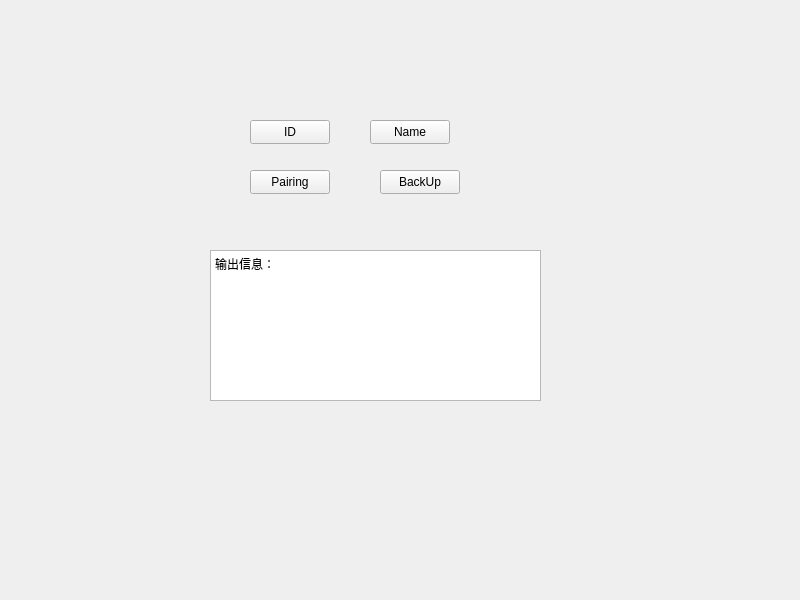
Old version of the form TigerDemo/mainwindow.ui in the repository tianen1573/QT.
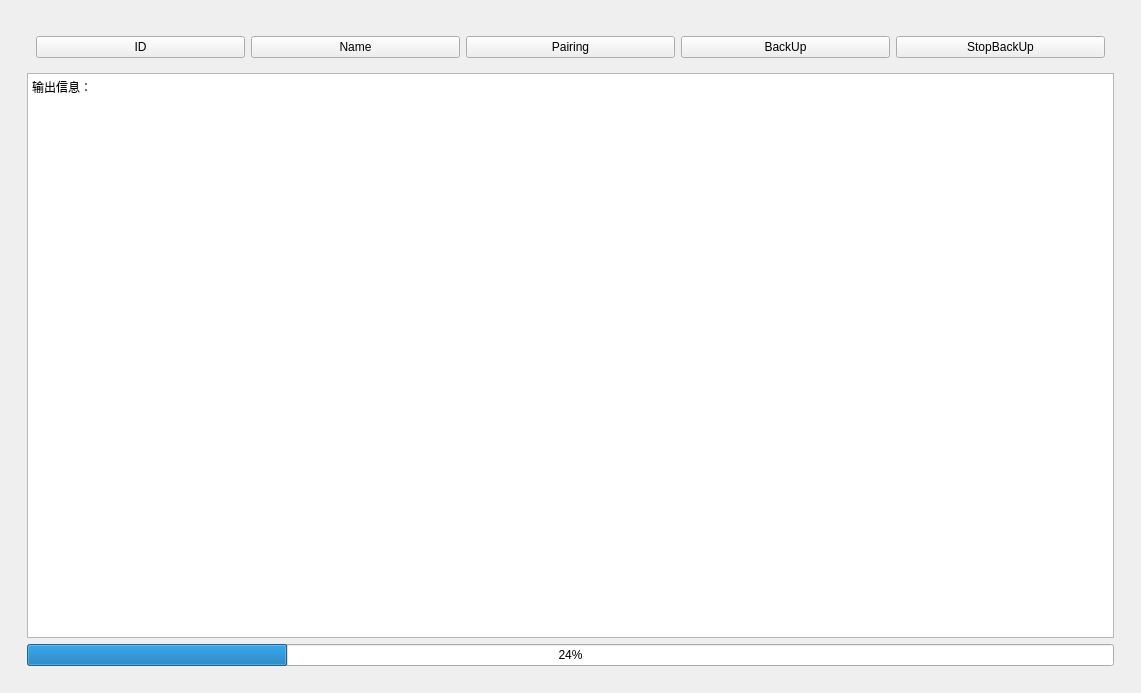
New version of the form.

The edit to the form file:
```diff
--- a/TigerDemo/mainwindow.ui
+++ b/TigerDemo/mainwindow.ui
@@ -6,84 +6,64 @@
    <rect>
     <x>0</x>
     <y>0</y>
-    <width>800</width>
-    <height>600</height>
+    <width>1141</width>
+    <height>693</height>
    </rect>
   </property>
   <property name="windowTitle">
    <string>MainWindow</string>
   </property>
   <widget class="QWidget" name="centralwidget">
+   <layout class="QHBoxLayout" name="horizontalLayout">
+    <item>
    <widget class="QWidget" name="widget" native="true">
-    <property name="geometry">
-     <rect>
-      <x>60</x>
-      <y>70</y>
-      <width>691</width>
-      <height>381</height>
-     </rect>
-    </property>
+      <layout class="QHBoxLayout" name="horizontalLayout_3">
+       <item>
+        <widget class="QWidget" name="widget_3" native="true">
+         <layout class="QVBoxLayout" name="verticalLayout">
+          <item>
+           <widget class="QWidget" name="widget_2" native="true">
+            <layout class="QHBoxLayout" name="horizontalLayout_2">
+             <item>
     <widget class="QPushButton" name="IdeviceIdPushBtn">
-     <property name="geometry">
-      <rect>
-       <x>190</x>
-       <y>50</y>
-       <width>80</width>
-       <height>24</height>
-      </rect>
-     </property>
      <property name="text">
       <string>ID</string>
      </property>
     </widget>
+             </item>
+             <item>
     <widget class="QPushButton" name="IdeviceNamePushBtn">
-     <property name="geometry">
-      <rect>
-       <x>310</x>
-       <y>50</y>
-       <width>80</width>
-       <height>24</height>
-      </rect>
-     </property>
      <property name="text">
       <string>Name</string>
      </property>
     </widget>
+             </item>
+             <item>
     <widget class="QPushButton" name="IdevicePairPushBtn">
-     <property name="geometry">
-      <rect>
-       <x>190</x>
-       <y>100</y>
-       <width>80</width>
-       <height>24</height>
-      </rect>
-     </property>
      <property name="text">
       <string>Pairing</string>
      </property>
     </widget>
+             </item>
+             <item>
     <widget class="QPushButton" name="IdeviceBackupPushBtn">
-     <property name="geometry">
-      <rect>
-       <x>320</x>
-       <y>100</y>
-       <width>80</width>
-       <height>24</height>
-      </rect>
-     </property>
      <property name="text">
       <string>BackUp</string>
      </property>
     </widget>
+             </item>
+             <item>
+              <widget class="QPushButton" name="pushButton">
+               <property name="text">
+                <string>StopBackUp</string>
+               </property>
+              </widget>
+             </item>
+            </layout>
+           </widget>
+          </item>
+          <item>
     <widget class="QTextEdit" name="textEdit">
-     <property name="geometry">
-      <rect>
-       <x>150</x>
-       <y>180</y>
-       <width>331</width>
-       <height>151</height>
-      </rect>
-     </property>
      <property name="html">
       <string>&lt;!DOCTYPE HTML PUBLIC &quot;-//W3C//DTD HTML 4.0//EN&quot; &quot;http://www.w3.org/TR/REC-html40/strict.dtd&quot;&gt;
 &lt;html&gt;&lt;head&gt;&lt;meta name=&quot;qrichtext&quot; content=&quot;1&quot; /&gt;&lt;meta charset=&quot;utf-8&quot; /&gt;&lt;style type=&quot;text/css&quot;&gt;
@@ -95,7 +75,21 @@
 &lt;p style=&quot; margin-top:0px; margin-bottom:0px; margin-left:0px; margin-right:0px; -qt-block-indent:0; text-indent:0px;&quot;&gt;输出信息：&lt;/p&gt;&lt;/body&gt;&lt;/html&gt;</string>
      </property>
     </widget>
-   </widget>
+          </item>
+          <item>
+           <widget class="QProgressBar" name="progressBar">
+            <property name="value">
+             <number>24</number>
+            </property>
+           </widget>
+          </item>
+         </layout>
+        </widget>
+       </item>
+      </layout>
+     </widget>
+    </item>
+   </layout>
   </widget>
  </widget>
  <resources/>
```
Lines whose indentation alone changed are shown as unchanged.
